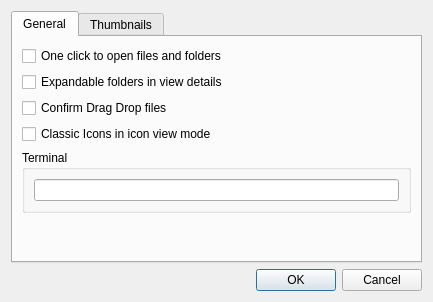
First picture: the form in elokab-fm/settingsdlg.ui, repository zakariakov/elokab-files-manager, before the edit.
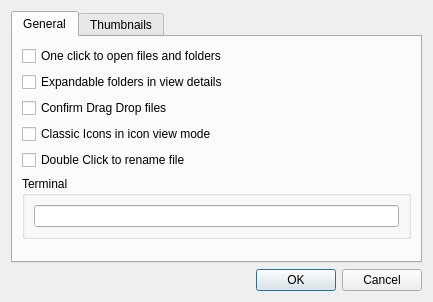
Second picture: the form after the edit.

What changed in the file:
```diff
--- a/elokab-fm/settingsdlg.ui
+++ b/elokab-fm/settingsdlg.ui
@@ -52,6 +52,13 @@
          </property>
         </widget>
        </item>
+       <item>
+        <widget class="QCheckBox" name="checkBoxRename">
+         <property name="text">
+          <string>Double Click to rename file</string>
+         </property>
+        </widget>
+       </item>
        <item>
         <widget class="QGroupBox" name="groupBox">
          <property name="title">
```
